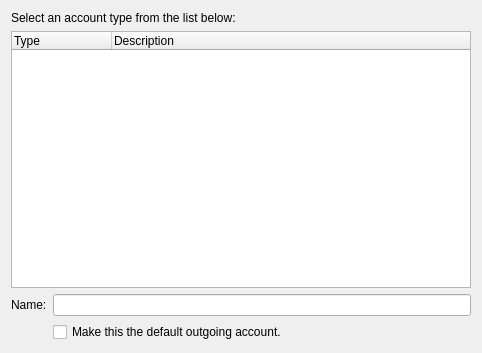
Qt form addtransportdialog.ui (KDE/kmailtransport) before a commit.
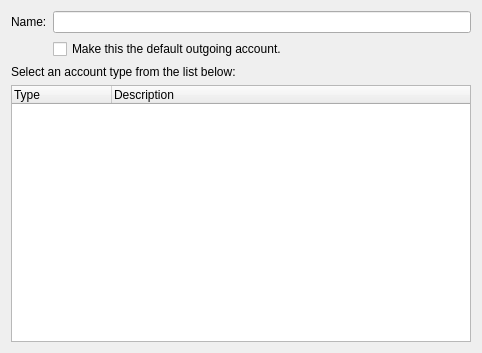
The same form after that commit. Custom widgets are drawn as their Qt base class.

Commit message: Move line to add name to top of dialogbox so we can see it.

```diff
--- a/addtransportdialog.ui
+++ b/addtransportdialog.ui
@@ -20,7 +20,24 @@
    <string>Step One: Select Transport Type</string>
   </property>
   <layout class="QGridLayout" name="gridLayout">
-   <item row="0" column="0" colspan="2">
+   <item row="0" column="0">
+    <widget class="QLabel" name="label">
+     <property name="text">
+      <string comment="The name of a mail transport">Name:</string>
+     </property>
+    </widget>
+   </item>
+   <item row="0" column="1">
+    <widget class="KLineEdit" name="name"/>
+   </item>
+   <item row="1" column="1">
+    <widget class="QCheckBox" name="setDefault">
+     <property name="text">
+      <string>Make this the default outgoing account.</string>
+     </property>
+    </widget>
+   </item>
+   <item row="2" column="0" colspan="2">
     <widget class="QLabel" name="descLabel">
      <property name="sizePolicy">
       <sizepolicy hsizetype="Preferred" vsizetype="Preferred">
@@ -39,7 +56,7 @@
      </property>
     </widget>
    </item>
-   <item row="1" column="0" colspan="2">
+   <item row="3" column="0" colspan="2">
     <widget class="QTreeWidget" name="typeListView">
      <property name="alternatingRowColors">
       <bool>true</bool>
@@ -59,23 +76,6 @@
      </column>
     </widget>
    </item>
-   <item row="2" column="0">
-    <widget class="QLabel" name="label">
-     <property name="text">
-      <string comment="The name of a mail transport">Name:</string>
-     </property>
-    </widget>
-   </item>
-   <item row="2" column="1">
-    <widget class="KLineEdit" name="name"/>
-   </item>
-   <item row="3" column="1">
-    <widget class="QCheckBox" name="setDefault">
-     <property name="text">
-      <string>Make this the default outgoing account.</string>
-     </property>
-    </widget>
-   </item>
   </layout>
  </widget>
  <customwidgets>
```
The commit also changes 1 other file.
